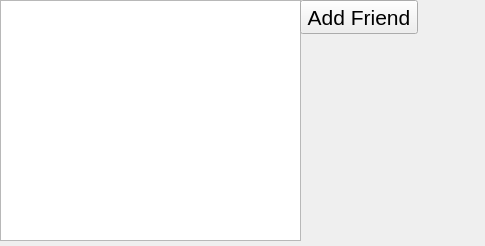
This is TcpClient/online.ui in LiGengrun21/MyCloudStorage as Qt 5 draws it before an edit. The edited form follows.
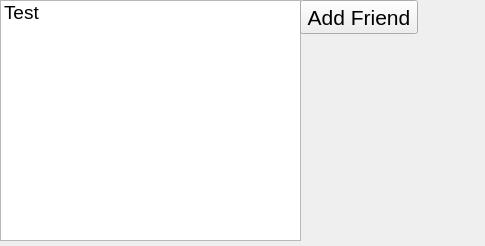
This is the edited form.

What changed in the file:
```diff
--- a/TcpClient/online.ui
+++ b/TcpClient/online.ui
@@ -32,6 +32,11 @@
      <pointsize>14</pointsize>
     </font>
    </property>
+   <item>
+    <property name="text">
+     <string>Test</string>
+    </property>
+   </item>
   </widget>
   <widget class="QPushButton" name="pushButton">
    <property name="geometry">
```
